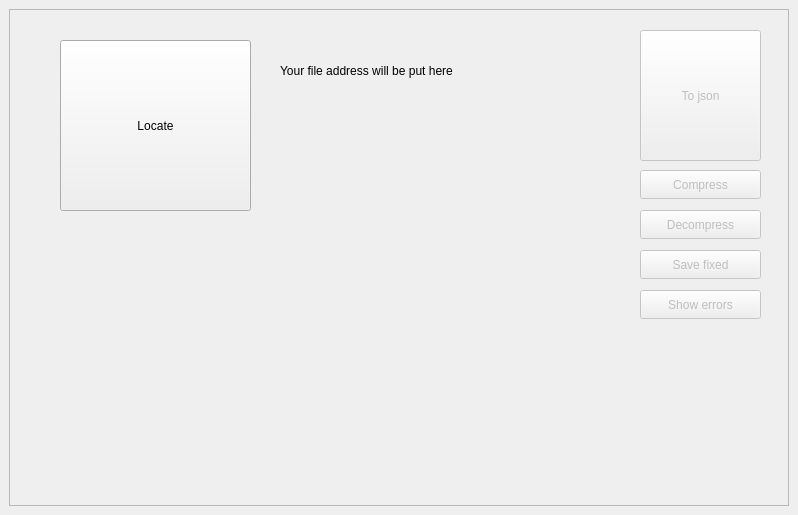
The window that mainwindow.ui (eidHossam/XML-Files-Parser) describes before a commit, drawn with Qt 5.
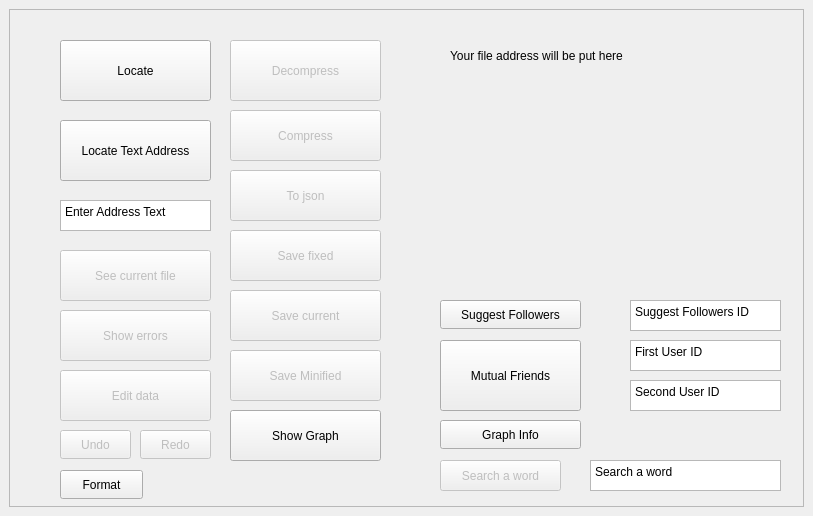
The same window after the commit.

What changed in the file:
```diff
--- a/mainwindow.ui
+++ b/mainwindow.ui
@@ -6,8 +6,8 @@
    <rect>
     <x>0</x>
     <y>0</y>
-    <width>798</width>
-    <height>515</height>
+    <width>813</width>
+    <height>516</height>
    </rect>
   </property>
   <property name="windowTitle">
@@ -25,8 +25,8 @@
         <rect>
          <x>0</x>
          <y>0</y>
-         <width>774</width>
-         <height>491</height>
+         <width>789</width>
+         <height>492</height>
         </rect>
        </property>
        <widget class="QPushButton" name="locate_button">
@@ -34,8 +34,8 @@
          <rect>
           <x>50</x>
           <y>30</y>
-          <width>191</width>
-          <height>171</height>
+          <width>151</width>
+          <height>61</height>
          </rect>
         </property>
         <property name="text">
@@ -48,10 +48,10 @@
         </property>
         <property name="geometry">
          <rect>
-          <x>630</x>
-          <y>20</y>
-          <width>121</width>
-          <height>131</height>
+          <x>220</x>
+          <y>160</y>
+          <width>151</width>
+          <height>51</height>
          </rect>
         </property>
         <property name="text">
@@ -64,10 +64,10 @@
         </property>
         <property name="geometry">
          <rect>
-          <x>630</x>
-          <y>160</y>
-          <width>121</width>
-          <height>29</height>
+          <x>220</x>
+          <y>100</y>
+          <width>151</width>
+          <height>51</height>
          </rect>
         </property>
         <property name="text">
@@ -80,10 +80,10 @@
         </property>
         <property name="geometry">
          <rect>
-          <x>630</x>
-          <y>200</y>
-          <width>121</width>
-          <height>29</height>
+          <x>220</x>
+          <y>30</y>
+          <width>151</width>
+          <height>61</height>
          </rect>
         </property>
         <property name="text">
@@ -96,10 +96,10 @@
         </property>
         <property name="geometry">
          <rect>
-          <x>630</x>
-          <y>240</y>
-          <width>121</width>
-          <height>29</height>
+          <x>220</x>
+          <y>220</y>
+          <width>151</width>
+          <height>51</height>
          </rect>
         </property>
         <property name="text">
@@ -109,10 +109,10 @@
        <widget class="QLabel" name="address_label">
         <property name="geometry">
          <rect>
-          <x>270</x>
-          <y>40</y>
+          <x>440</x>
+          <y>30</y>
           <width>321</width>
-          <height>41</height>
+          <height>31</height>
          </rect>
         </property>
         <property name="text">
@@ -125,8 +125,8 @@
        <widget class="QLabel" name="error_label">
         <property name="geometry">
          <rect>
-          <x>270</x>
-          <y>110</y>
+          <x>440</x>
+          <y>80</y>
           <width>291</width>
           <height>20</height>
          </rect>
@@ -141,16 +141,306 @@
         </property>
         <property name="geometry">
          <rect>
-          <x>630</x>
-          <y>280</y>
-          <width>121</width>
-          <height>29</height>
+          <x>50</x>
+          <y>300</y>
+          <width>151</width>
+          <height>51</height>
          </rect>
         </property>
         <property name="text">
          <string>Show errors</string>
         </property>
        </widget>
+       <widget class="QTextEdit" name="address_edit">
+        <property name="geometry">
+         <rect>
+          <x>50</x>
+          <y>190</y>
+          <width>151</width>
+          <height>31</height>
+         </rect>
+        </property>
+        <property name="html">
+         <string>&lt;!DOCTYPE HTML PUBLIC &quot;-//W3C//DTD HTML 4.0//EN&quot; &quot;http://www.w3.org/TR/REC-html40/strict.dtd&quot;&gt;
+&lt;html&gt;&lt;head&gt;&lt;meta name=&quot;qrichtext&quot; content=&quot;1&quot; /&gt;&lt;meta charset=&quot;utf-8&quot; /&gt;&lt;style type=&quot;text/css&quot;&gt;
+p, li { white-space: pre-wrap; }
+hr { height: 1px; border-width: 0; }
+li.unchecked::marker { content: &quot;\2610&quot;; }
+li.checked::marker { content: &quot;\2612&quot;; }
+&lt;/style&gt;&lt;/head&gt;&lt;body style=&quot; font-family:'Segoe UI'; font-size:9pt; font-weight:400; font-style:normal;&quot;&gt;
+&lt;p style=&quot; margin-top:0px; margin-bottom:0px; margin-left:0px; margin-right:0px; -qt-block-indent:0; text-indent:0px;&quot;&gt;Enter Address Text&lt;/p&gt;&lt;/body&gt;&lt;/html&gt;</string>
+        </property>
+       </widget>
+       <widget class="QPushButton" name="locate_address_button">
+        <property name="geometry">
+         <rect>
+          <x>50</x>
+          <y>110</y>
+          <width>151</width>
+          <height>61</height>
+         </rect>
+        </property>
+        <property name="text">
+         <string>Locate Text Address</string>
+        </property>
+       </widget>
+       <widget class="QPushButton" name="see_file_data_button">
+        <property name="enabled">
+         <bool>false</bool>
+        </property>
+        <property name="geometry">
+         <rect>
+          <x>50</x>
+          <y>240</y>
+          <width>151</width>
+          <height>51</height>
+         </rect>
+        </property>
+        <property name="text">
+         <string>See current file</string>
+        </property>
+       </widget>
+       <widget class="QPushButton" name="save_current_button">
+        <property name="enabled">
+         <bool>false</bool>
+        </property>
+        <property name="geometry">
+         <rect>
+          <x>220</x>
+          <y>280</y>
+          <width>151</width>
+          <height>51</height>
+         </rect>
+        </property>
+        <property name="text">
+         <string>Save current</string>
+        </property>
+       </widget>
+       <widget class="QPushButton" name="edit_data_button">
+        <property name="enabled">
+         <bool>false</bool>
+        </property>
+        <property name="geometry">
+         <rect>
+          <x>50</x>
+          <y>360</y>
+          <width>151</width>
+          <height>51</height>
+         </rect>
+        </property>
+        <property name="text">
+         <string>Edit data</string>
+        </property>
+       </widget>
+       <widget class="QPushButton" name="undo_button">
+        <property name="enabled">
+         <bool>false</bool>
+        </property>
+        <property name="geometry">
+         <rect>
+          <x>50</x>
+          <y>420</y>
+          <width>71</width>
+          <height>29</height>
+         </rect>
+        </property>
+        <property name="text">
+         <string>Undo</string>
+        </property>
+       </widget>
+       <widget class="QPushButton" name="redo_button">
+        <property name="enabled">
+         <bool>false</bool>
+        </property>
+        <property name="geometry">
+         <rect>
+          <x>130</x>
+          <y>420</y>
+          <width>71</width>
+          <height>29</height>
+         </rect>
+        </property>
+        <property name="text">
+         <string>Redo</string>
+        </property>
+       </widget>
+       <widget class="QPushButton" name="save_minified_button">
+        <property name="enabled">
+         <bool>false</bool>
+        </property>
+        <property name="geometry">
+         <rect>
+          <x>220</x>
+          <y>340</y>
+          <width>151</width>
+          <height>51</height>
+         </rect>
+        </property>
+        <property name="text">
+         <string>Save Minified</string>
+        </property>
+       </widget>
+       <widget class="QTextEdit" name="search_word_text_edit">
+        <property name="geometry">
+         <rect>
+          <x>580</x>
+          <y>450</y>
+          <width>191</width>
+          <height>31</height>
+         </rect>
+        </property>
+        <property name="html">
+         <string>&lt;!DOCTYPE HTML PUBLIC &quot;-//W3C//DTD HTML 4.0//EN&quot; &quot;http://www.w3.org/TR/REC-html40/strict.dtd&quot;&gt;
+&lt;html&gt;&lt;head&gt;&lt;meta name=&quot;qrichtext&quot; content=&quot;1&quot; /&gt;&lt;meta charset=&quot;utf-8&quot; /&gt;&lt;style type=&quot;text/css&quot;&gt;
+p, li { white-space: pre-wrap; }
+hr { height: 1px; border-width: 0; }
+li.unchecked::marker { content: &quot;\2610&quot;; }
+li.checked::marker { content: &quot;\2612&quot;; }
+&lt;/style&gt;&lt;/head&gt;&lt;body style=&quot; font-family:'Segoe UI'; font-size:9pt; font-weight:400; font-style:normal;&quot;&gt;
+&lt;p style=&quot; margin-top:0px; margin-bottom:0px; margin-left:0px; margin-right:0px; -qt-block-indent:0; text-indent:0px;&quot;&gt;Search a word&lt;/p&gt;&lt;/body&gt;&lt;/html&gt;</string>
+        </property>
+       </widget>
+       <widget class="QPushButton" name="search_word_button">
+        <property name="enabled">
+         <bool>false</bool>
+        </property>
+        <property name="geometry">
+         <rect>
+          <x>430</x>
+          <y>450</y>
+          <width>121</width>
+          <height>31</height>
+         </rect>
+        </property>
+        <property name="text">
+         <string>Search a word</string>
+        </property>
+       </widget>
+       <widget class="QPushButton" name="graph_info_button">
+        <property name="geometry">
+         <rect>
+          <x>430</x>
+          <y>410</y>
+          <width>141</width>
+          <height>29</height>
+         </rect>
+        </property>
+        <property name="text">
+         <string>Graph Info</string>
+        </property>
+       </widget>
+       <widget class="QPushButton" name="mutual_friends_button">
+        <property name="geometry">
+         <rect>
+          <x>430</x>
+          <y>330</y>
+          <width>141</width>
+          <height>71</height>
+         </rect>
+        </property>
+        <property name="text">
+         <string>Mutual Friends</string>
+        </property>
+       </widget>
+       <widget class="QPushButton" name="suggest_followers_button">
+        <property name="geometry">
+         <rect>
+          <x>430</x>
+          <y>290</y>
+          <width>141</width>
+          <height>29</height>
+         </rect>
+        </property>
+        <property name="text">
+         <string>Suggest Followers</string>
+        </property>
+       </widget>
+       <widget class="QTextEdit" name="user2_text_edit">
+        <property name="geometry">
+         <rect>
+          <x>620</x>
+          <y>370</y>
+          <width>151</width>
+          <height>31</height>
+         </rect>
+        </property>
+        <property name="html">
+         <string>&lt;!DOCTYPE HTML PUBLIC &quot;-//W3C//DTD HTML 4.0//EN&quot; &quot;http://www.w3.org/TR/REC-html40/strict.dtd&quot;&gt;
+&lt;html&gt;&lt;head&gt;&lt;meta name=&quot;qrichtext&quot; content=&quot;1&quot; /&gt;&lt;meta charset=&quot;utf-8&quot; /&gt;&lt;style type=&quot;text/css&quot;&gt;
+p, li { white-space: pre-wrap; }
+hr { height: 1px; border-width: 0; }
+li.unchecked::marker { content: &quot;\2610&quot;; }
+li.checked::marker { content: &quot;\2612&quot;; }
+&lt;/style&gt;&lt;/head&gt;&lt;body style=&quot; font-family:'Segoe UI'; font-size:9pt; font-weight:400; font-style:normal;&quot;&gt;
+&lt;p style=&quot; margin-top:0px; margin-bottom:0px; margin-left:0px; margin-right:0px; -qt-block-indent:0; text-indent:0px;&quot;&gt;Second User ID&lt;/p&gt;&lt;/body&gt;&lt;/html&gt;</string>
+        </property>
+       </widget>
+       <widget class="QTextEdit" name="user1_text_edit">
+        <property name="geometry">
+         <rect>
+          <x>620</x>
+          <y>330</y>
+          <width>151</width>
+          <height>31</height>
+         </rect>
+        </property>
+        <property name="html">
+         <string>&lt;!DOCTYPE HTML PUBLIC &quot;-//W3C//DTD HTML 4.0//EN&quot; &quot;http://www.w3.org/TR/REC-html40/strict.dtd&quot;&gt;
+&lt;html&gt;&lt;head&gt;&lt;meta name=&quot;qrichtext&quot; content=&quot;1&quot; /&gt;&lt;meta charset=&quot;utf-8&quot; /&gt;&lt;style type=&quot;text/css&quot;&gt;
+p, li { white-space: pre-wrap; }
+hr { height: 1px; border-width: 0; }
+li.unchecked::marker { content: &quot;\2610&quot;; }
+li.checked::marker { content: &quot;\2612&quot;; }
+&lt;/style&gt;&lt;/head&gt;&lt;body style=&quot; font-family:'Segoe UI'; font-size:9pt; font-weight:400; font-style:normal;&quot;&gt;
+&lt;p style=&quot; margin-top:0px; margin-bottom:0px; margin-left:0px; margin-right:0px; -qt-block-indent:0; text-indent:0px;&quot;&gt;First User ID&lt;/p&gt;&lt;/body&gt;&lt;/html&gt;</string>
+        </property>
+       </widget>
+       <widget class="QTextEdit" name="suggest_text_edit">
+        <property name="geometry">
+         <rect>
+          <x>620</x>
+          <y>290</y>
+          <width>151</width>
+          <height>31</height>
+         </rect>
+        </property>
+        <property name="html">
+         <string>&lt;!DOCTYPE HTML PUBLIC &quot;-//W3C//DTD HTML 4.0//EN&quot; &quot;http://www.w3.org/TR/REC-html40/strict.dtd&quot;&gt;
+&lt;html&gt;&lt;head&gt;&lt;meta name=&quot;qrichtext&quot; content=&quot;1&quot; /&gt;&lt;meta charset=&quot;utf-8&quot; /&gt;&lt;style type=&quot;text/css&quot;&gt;
+p, li { white-space: pre-wrap; }
+hr { height: 1px; border-width: 0; }
+li.unchecked::marker { content: &quot;\2610&quot;; }
+li.checked::marker { content: &quot;\2612&quot;; }
+&lt;/style&gt;&lt;/head&gt;&lt;body style=&quot; font-family:'Segoe UI'; font-size:9pt; font-weight:400; font-style:normal;&quot;&gt;
+&lt;p style=&quot; margin-top:0px; margin-bottom:0px; margin-left:0px; margin-right:0px; -qt-block-indent:0; text-indent:0px;&quot;&gt;Suggest Followers ID&lt;/p&gt;&lt;/body&gt;&lt;/html&gt;</string>
+        </property>
+       </widget>
+       <widget class="QPushButton" name="show_graph_button">
+        <property name="geometry">
+         <rect>
+          <x>220</x>
+          <y>400</y>
+          <width>151</width>
+          <height>51</height>
+         </rect>
+        </property>
+        <property name="text">
+         <string>Show Graph</string>
+        </property>
+       </widget>
+       <widget class="QPushButton" name="format_button">
+        <property name="geometry">
+         <rect>
+          <x>50</x>
+          <y>460</y>
+          <width>83</width>
+          <height>29</height>
+         </rect>
+        </property>
+        <property name="text">
+         <string>Format</string>
+        </property>
+       </widget>
       </widget>
      </widget>
     </item>
```
